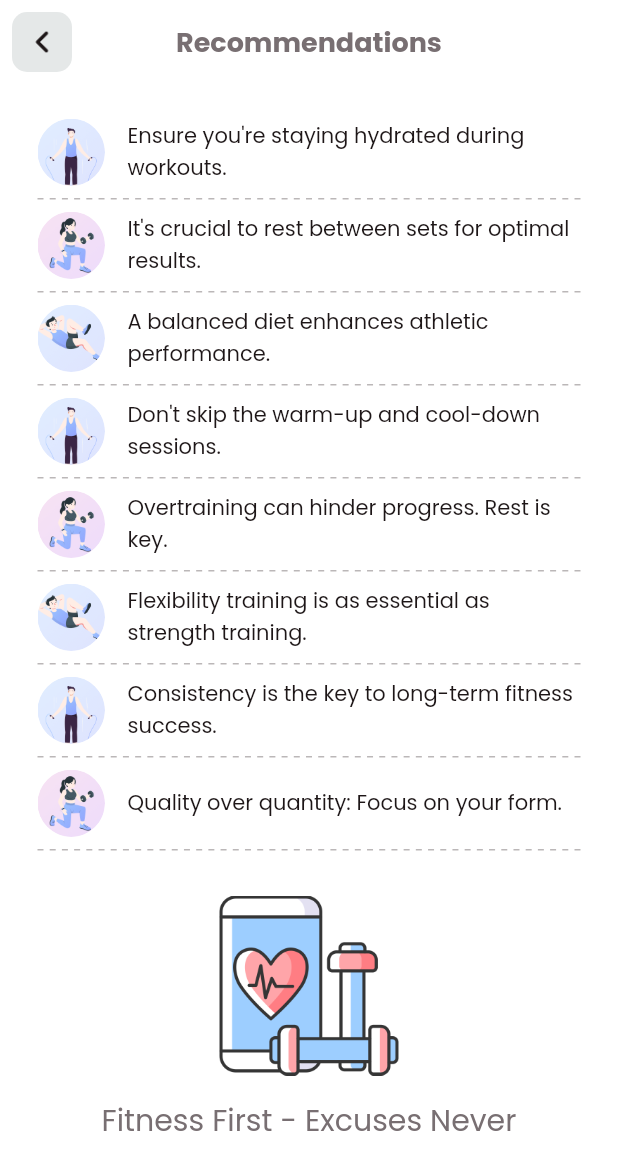
After one commit to MichGit28/riyada-gym, a Flutter app: the NotificationView screen opened directly, on a phone screen of 412 x 824 dp. The commit adds this screen. Shown: the top 1170 px of the screen. Run offline on Flutter 3.47's test engine with Material 2 defaults, Android fonts, the phone set to English and light mode, and no system bars; our stand-ins replace animated_toggle_switch, carousel_slider, cloud_firestore, firebase_auth, firebase_core, fl_chart and 4 more; missing offline and left inert: dotted_dashed_line; accounts and stored records are empty.

Commit message:
added recommendations

```diff
--- /dev/null
+++ b/lib/common_widget/notification_row.dart
@@ -0,0 +1,50 @@
+import 'package:riyada_gym/common/color_extension.dart';
+import 'package:flutter/material.dart';
+
+class NotificationRow extends StatelessWidget {
+  final Map nObj;
+  const NotificationRow({super.key, required this.nObj});
+
+  @override
+  Widget build(BuildContext context) {
+    return Padding(
+      padding: const EdgeInsets.symmetric(vertical: 8),
+      child: Row(
+        children: [
+          ClipRRect(
+            borderRadius: BorderRadius.circular(30),
+            child: Image.asset(
+              nObj["image"].toString(),
+              width: 45,
+              height: 45,
+              fit: BoxFit.cover,
+            ),
+          ),
+          const SizedBox(
+            width: 15,
+          ),
+          Expanded(
+              child: Column(
+            crossAxisAlignment: CrossAxisAlignment.start,
+            children: [
+              Text(
+                nObj["title"].toString(),
+                style: TextStyle(
+                    color: TColor.black,
+                    fontWeight: FontWeight.w500,
+                    fontSize: 14),
+              ),
+              // Text(
+              //   nObj["time"].toString(),
+              //   style: TextStyle(
+              //     color: TColor.grey,
+              //     fontSize: 14,
+              //   ),
+              // ),
+            ],
+          )),
+        ],
+      ),
+    );
+  }
+}
--- /dev/null
+++ b/lib/view/home/notification_view.dart
@@ -0,0 +1,127 @@
+import 'package:flutter/material.dart';
+
+import '../../common/color_extension.dart';
+import '../../common/dotted_line.dart';
+import '../../common_widget/notification_row.dart';
+
+class NotificationView extends StatefulWidget {
+  const NotificationView({super.key});
+
+  @override
+  State<NotificationView> createState() => _NotificationViewState();
+}
+
+class _NotificationViewState extends State<NotificationView> {
+  List notificationArr = [
+    {
+      "image": "assets/imgMale/Workout1.png",
+      "title": "Ensure you're staying hydrated during workouts.",
+    },
+    {
+      "image": "assets/imgMale/Workout2.png",
+      "title": "It's crucial to rest between sets for optimal results.",
+    },
+    {
+      "image": "assets/imgMale/Workout3.png",
+      "title": "A balanced diet enhances athletic performance.",
+    },
+    {
+      "image": "assets/imgMale/Workout1.png",
+      "title": "Don't skip the warm-up and cool-down sessions.",
+    },
+    {
+      "image": "assets/imgMale/Workout2.png",
+      "title": "Overtraining can hinder progress. Rest is key.",
+    },
+    {
+      "image": "assets/imgMale/Workout3.png",
+      "title": "Flexibility training is as essential as strength training.",
+    },
+    {
+      "image": "assets/imgMale/Workout1.png",
+      "title": "Consistency is the key to long-term fitness success.",
+    },
+    {
+      "image": "assets/imgMale/Workout2.png",
+      "title": "Quality over quantity: Focus on your form.",
+    }
+  ];
+
+  @override
+  Widget build(BuildContext context) {
+    return Scaffold(
+      appBar: AppBar(
+        backgroundColor: TColor.white,
+        centerTitle: true,
+        elevation: 0,
+        leading: InkWell(
+          onTap: () {
+            Navigator.pop(context);
+          },
+          child: Container(
+            margin: const EdgeInsets.all(8),
+            height: 40,
+            width: 40,
+            alignment: Alignment.center,
+            decoration: BoxDecoration(
+                color: TColor.lightGrey,
+                borderRadius: BorderRadius.circular(10)),
+            child: Image.asset(
+              "assets/img/black_btn.png",
+              width: 15,
+              height: 15,
+              fit: BoxFit.contain,
+            ),
+          ),
+        ),
+        title: Text(
+          "Recommendations",
+          style: TextStyle(
+              color: TColor.grey, fontSize: 18, fontWeight: FontWeight.w700),
+        ),
+      ),
+      backgroundColor: TColor.white,
+      body: SingleChildScrollView(
+        padding: const EdgeInsets.symmetric(vertical: 15, horizontal: 25),
+        child: Column(
+          children: [
+            // Displaying the list
+            for (var index = 0; index < notificationArr.length; index++) ...[
+              NotificationRow(nObj: notificationArr[index]),
+              if (index != notificationArr.length - 1 ||
+                  index == notificationArr.length - 1)
+                DottedLine(
+                  dashLength: 4,
+                  dashGapLength: 4,
+                  lineThickness: 1,
+                  dashColor: TColor.grey.withOpacity(0.5),
+                )
+            ],
+
+            // Adding space after the list
+            SizedBox(height: 30),
+
+            // Adding the image
+            Image.asset(
+              'assets/imgMale/dumbbells.png',
+              width: 120,
+              height: 120,
+            ),
+
+            // Adding space after the image
+            SizedBox(height: 15),
+
+            // Adding the slogan
+            Text(
+              "Fitness First - Excuses Never",
+              style: TextStyle(
+                color: TColor.grey,
+                fontSize: 20,
+              ),
+            ),
+          ],
+        ),
+      ),
+    );
+  }
+}
--- a/lib/view/on_boarding/started_view.dart
+++ b/lib/view/on_boarding/started_view.dart
@@ -62,7 +62,7 @@ class _StartedViewState extends State<StartedView> {
                 ],
               ),
               Text(
-                "Everyone can Train",
+                "Sweat Today - Shine Tomorrow",
                 style: TextStyle(
                   color: TColor.grey,
                   fontSize: 18,
--- a/lib/view/workout_tracker/workout_tracker.dart
+++ b/lib/view/workout_tracker/workout_tracker.dart
@@ -9,6 +9,8 @@ import 'package:intl/intl.dart';
 import '../../common/colors_app.dart';
 import '../../common/dotted_line.dart';
 import 'package:syncfusion_flutter_charts/charts.dart';
+
+import '../home/notification_view.dart';
 
 // statefulWidget is essentially the blurprint for a widget that has mutable state(can change over time)
 // It can be considered as the "static" part of your widget
@@ -125,10 +127,55 @@ class _WorkoutTrackerState extends State<WorkoutTracker>
     });
   }
 
-  // our build widget is where we define the widget's UI and behavior of the screen
+//   // our build widget is where we define the widget's UI and behavior of the screen
+//   @override
+//   Widget build(BuildContext context) {
+//     // Scaffold is a widget from the Material library that provides a default app barm
+//     // title and a body property that holds the widget tree for the home screen
+//     return Scaffold(
+//       backgroundColor: TColor.lightGrey.withOpacity(0.4),
+//       appBar: AppBar(
+//         centerTitle: true,
+//         automaticallyImplyLeading: false, // this will remove the back button
+//         title: Text(
+//           'Workout Tracker',
+//           style: TextStyle(
+//             color: TColor.black,
+//             fontSize: 20,
+//           ),
+//         ),
+
+//         backgroundColor:
+//             TColor.primaryColor2.withOpacity(0.7), // applying primary color
+//         elevation: 0,
+//         bottom: TabBar(
+//           controller: _tabController,
+//           labelColor: TColor.black, // active tab color
+//           unselectedLabelColor:
+//               TColor.grey.withOpacity(0.5), // inactive tab color
+//           indicatorColor:
+//               TColor.black.withOpacity(0.8), // underline color for tabs
+//           labelStyle: TextStyle(fontSize: 16),
+//           tabs: [
+//             Tab(text: 'Total Time Spent'),
+//             Tab(text: 'Completed Workouts'),
+//           ],
+//         ),
+//       ),
+//       body: TabBarView(
+//         controller: _tabController,
+//         children: [
+//           TotalTimeSpentTab(userID: widget.userID),
+//           CompletedWorkoutsTab(userID: widget.userID),
+//         ],
+//       ),
+//     );
+//   }
+// }
+
   @override
   Widget build(BuildContext context) {
-    // Scaffold is a widget from the Material library that provides a default app barm
+    // Scaffold is a widget from the Material library that provides a default app bar,
     // title and a body property that holds the widget tree for the home screen
     return Scaffold(
       backgroundColor: TColor.lightGrey.withOpacity(0.4),
@@ -142,6 +189,7 @@ class _WorkoutTrackerState extends State<WorkoutTracker>
             fontSize: 20,
           ),
         ),
+
         backgroundColor:
             TColor.primaryColor2.withOpacity(0.7), // applying primary color
         elevation: 0,
@@ -158,6 +206,24 @@ class _WorkoutTrackerState extends State<WorkoutTracker>
             Tab(text: 'Completed Workouts'),
           ],
         ),
+        actions: [
+          IconButton(
+            onPressed: () {
+              Navigator.push(
+                context,
+                MaterialPageRoute(
+                  builder: (context) => const NotificationView(),
+                ),
+              );
+            },
+            icon: Image.asset(
+              "assets/img/notification_active.png",
+              width: 25,
+              height: 25,
+              fit: BoxFit.fitHeight,
+            ),
+          ),
+        ],
       ),
       body: TabBarView(
         controller: _tabController,
```
Also changed, not shown: assets/img/sub_menu.png (added), assets/imgMale/Workout1.png (added), assets/imgMale/Workout2.png (added), assets/imgMale/Workout3.png (added).
